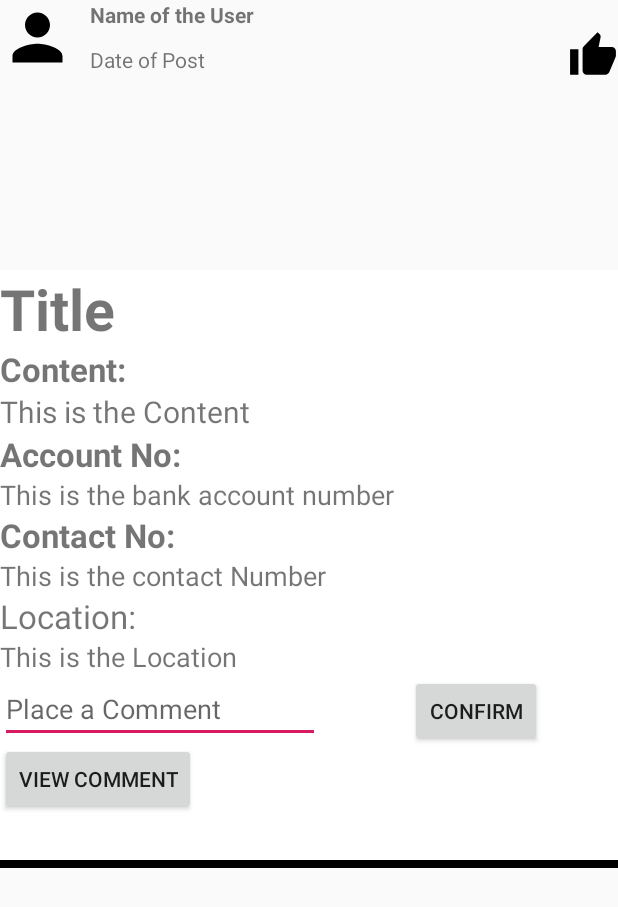
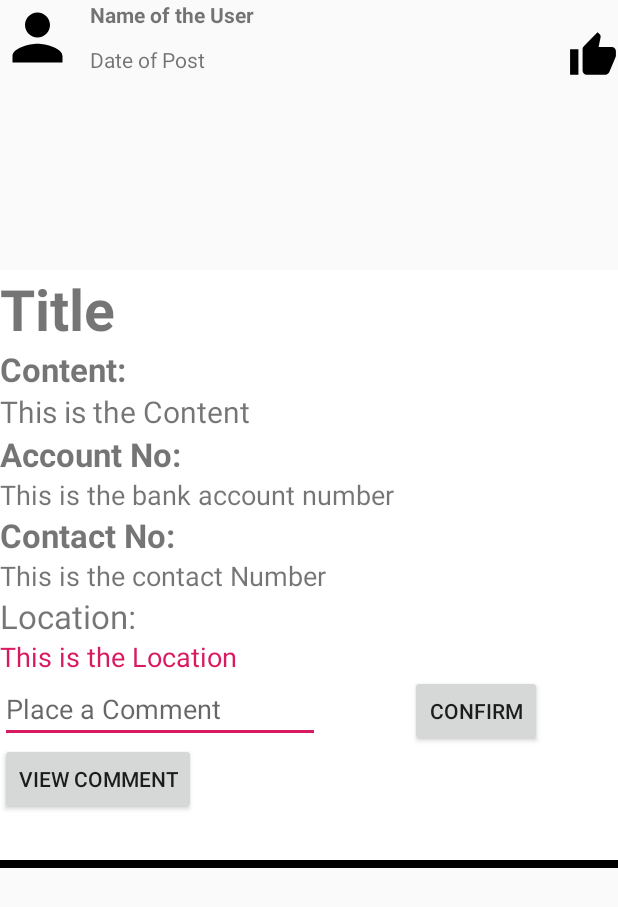
Before and after one commit to weianchan/GiveMeYourHand, an Android app: the layout list_detail.xml on its own in the app's theme, with its tools: preview values and no code run, on a phone screen of 412 x 824 dp. Shown: the top 907 px of the screen. Run offline under Robolectric (Android 15) with nearby library versions, the phone set to English and light mode, and no system bars.

Commit message:
Merge branch 'master' of https://github.com/weianchan/GiveMeYourHand
# Conflicts:
#	app/src/main/java/student/assignment/taruc/givemeyourhand/Comment.java

```diff
--- a/app/src/main/java/student/assignment/taruc/givemeyourhand/MapActivity.java
+++ b/app/src/main/java/student/assignment/taruc/givemeyourhand/MapActivity.java
@@ -6,6 +6,7 @@ import android.location.Geocoder;
 import android.os.Bundle;
 import android.support.v4.app.FragmentActivity;
 import android.util.Log;
+import android.widget.Toast;
 
 import com.google.android.gms.maps.CameraUpdateFactory;
 import com.google.android.gms.maps.GoogleMap;
@@ -57,6 +58,10 @@ public class MapActivity extends FragmentActivity implements OnMapReadyCallback
 
             mMap.addMarker(new MarkerOptions().position(location).title(locationTxt));
             mMap.moveCamera(CameraUpdateFactory.newLatLng(location));
+            mMap.moveCamera(CameraUpdateFactory.zoomTo(15f));
+        }
+        else{
+            Toast.makeText(this, "Cannot find this location", Toast.LENGTH_SHORT);
         }
 
     }
--- a/app/src/main/res/layout/list_detail.xml
+++ b/app/src/main/res/layout/list_detail.xml
@@ -132,11 +132,12 @@
             android:text="Location:"/>
 
         <TextView
+            android:id="@+id/location"
             android:layout_width="match_parent"
             android:layout_height="wrap_content"
-            android:id="@+id/location"
-            android:textSize="18dp"
-            android:text="This is the Location"/>
+            android:text="This is the Location"
+            android:textColor="@color/colorAccent"
+            android:textSize="18dp" />
 
 
         <RelativeLayout
--- a/app/src/main/res/values/strings.xml
+++ b/app/src/main/res/values/strings.xml
@@ -39,4 +39,5 @@
     <string name="change_password">Change Password</string>
     <string name="enter_location_optional">Enter Location (Optional)</string>
     <string name="comment_of_the_post">Comment of the post</string>
+    <string name="Location_map">Location</string>
 </resources>
```
Also changed, not shown: app/src/main/AndroidManifest.xml (+7 -2 lines), app/src/main/java/student/assignment/taruc/givemeyourhand/ListFragment.java (+15 -3 lines).
